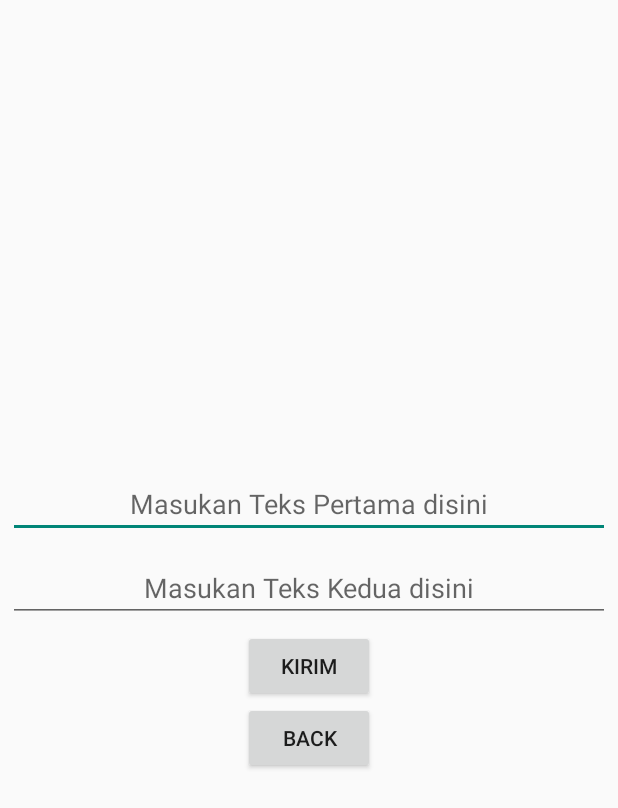
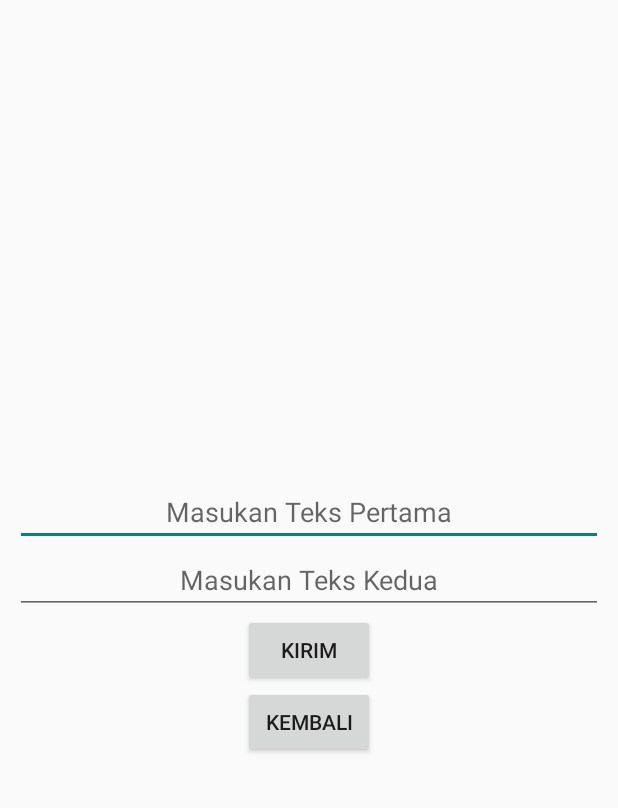
Before and after one commit to zarkuz/PembelajaranPPB, an Android app: the screen it shows after launch (TutorialFragmentActivity before the commit, FragmentTutorialActivity after it), after a tap on "FRAGMENT", on a phone screen of 412 x 824 dp. Shown: the top 808 px of the screen. Run offline under Robolectric (Android 15) with nearby library versions, the phone set to English and light mode, and no system bars.

Commit message:
Latihan Commit Pertama

```diff
--- a/app/src/main/AndroidManifest.xml
+++ b/app/src/main/AndroidManifest.xml
@@ -10,7 +10,7 @@
         android:supportsRtl="true"
         android:theme="@style/Theme.LayoutingTutorial">
         <activity
-            android:name=".TutorialFragmentActivity"
+            android:name=".FragmentTutorialActivity"
             android:exported="false" />
         <activity
             android:name=".ExplicitBundleIntentActivity"
@@ -28,9 +28,6 @@
             </intent-filter>
         </activity>
         <activity
-            android:name=".FragmentUjiActivity"
-            android:exported="false" />
-        <activity
             android:name=".MainActivity"
             android:exported="false" />
     </application>
--- /dev/null
+++ b/app/src/main/java/com/example/layoutingtutorial/FragmentTutorialActivity.kt
@@ -0,0 +1,24 @@
+package com.example.layoutingtutorial
+
+import androidx.appcompat.app.AppCompatActivity
+import android.os.Bundle
+import android.util.Log
+import androidx.fragment.app.FragmentActivity
+import com.example.layoutingtutorial.tutorialfragment.FragmentTutorialKirim
+
+class FragmentTutorialActivity : AppCompatActivity() {
+    override fun onCreate(savedInstanceState: Bundle?) {
+        super.onCreate(savedInstanceState)
+        setContentView(R.layout.activity_fragment_tutorial)
+        val mFragmentManager = supportFragmentManager
+        val mFragmentKirim = FragmentTutorialKirim()
+        val mFragment = mFragmentManager.findFragmentByTag(FragmentTutorialActivity::class.java.simpleName)
+        if (mFragment !is FragmentTutorialKirim){
+            Log.d("Contoh Fragment", "Fragment terattach: "+FragmentTutorialActivity::class.java.simpleName)
+            mFragmentManager
+                .beginTransaction()
+                .add(R.id.fta_fragmentku, mFragmentKirim, FragmentTutorialActivity::class.java.simpleName)
+                .commit()
+        }
+    }
+}
--- a/app/src/main/java/com/example/layoutingtutorial/HomeActivity.kt
+++ b/app/src/main/java/com/example/layoutingtutorial/HomeActivity.kt
@@ -19,9 +19,10 @@ class HomeActivity : AppCompatActivity() {
         val button_fragment: Button = findViewById(R.id.btn_fragment)
 
         button_fragment.setOnClickListener {
-            val intent = Intent(this, TutorialFragmentActivity::class.java)
+            val intent = Intent(this, FragmentTutorialActivity::class.java)
             startActivity(intent)
         }
+
         button_explicit.setOnClickListener {
             val intent = Intent(this, ExplicitIntentActivity::class.java)
             intent.putExtra("value_nama", edit_nama.text.toString())
--- a/app/src/main/java/com/example/layoutingtutorial/MainActivity.kt
+++ b/app/src/main/java/com/example/layoutingtutorial/MainActivity.kt
@@ -10,8 +10,5 @@ class MainActivity : AppCompatActivity() {
         super.onCreate(savedInstanceState)
         setContentView(R.layout.activity_main)
         val btnR3 = btn_r3
-        btnR3.setOnClickListener {
-            startActivity(Intent(this, FragmentUjiActivity::class.java))
-        }
     }
 }
--- a/app/src/main/java/com/example/layoutingtutorial/TutorialFragmentActivity.kt
+++ /dev/null
@@ -1,23 +0,0 @@
-package com.example.layoutingtutorial
-
-import androidx.appcompat.app.AppCompatActivity
-import android.os.Bundle
-import android.util.Log
-import com.example.layoutingtutorial.TutorialFragment.TutorialKirimFragment
-
-class TutorialFragmentActivity : AppCompatActivity() {
-    override fun onCreate(savedInstanceState: Bundle?) {
-        super.onCreate(savedInstanceState)
-        setContentView(R.layout.activity_tutorial_fragment)
-        val mFragmentManager = supportFragmentManager
-        val mFragmentKirim = TutorialKirimFragment()
-        val fragment = mFragmentManager.findFragmentByTag(TutorialFragmentActivity::class.java.simpleName)
-        if (fragment !is TutorialKirimFragment){
-            Log.d("My Flexible", "Fragment Name = " +TutorialFragmentActivity::class.java.simpleName)
-            mFragmentManager
-                .beginTransaction()
-                .add(R.id.tf_fragmentku, mFragmentKirim, TutorialFragmentActivity::class.java.simpleName)
-                .commit()
-        }
-    }
-}
--- a/app/src/main/java/com/example/layoutingtutorial/TutorialFragment/TutorialKirimFragment.kt
+++ b/app/src/main/java/com/example/layoutingtutorial/tutorialfragment/FragmentTutorialKirim.kt
@@ -1,4 +1,4 @@
-package com.example.layoutingtutorial.TutorialFragment
+package com.example.layoutingtutorial.tutorialfragment
 
 import android.content.Intent
 import android.os.Bundle
@@ -9,35 +9,32 @@ import android.view.ViewGroup
 import androidx.fragment.app.FragmentManager
 import com.example.layoutingtutorial.HomeActivity
 import com.example.layoutingtutorial.R
-import com.example.layoutingtutorial.TutorialFragmentActivity
 import kotlinx.android.synthetic.main.fragment_tutorial_kirim.*
 
-
-class TutorialKirimFragment : Fragment() {
+class FragmentTutorialKirim : Fragment() {
 
     override fun onViewCreated(view: View, savedInstanceState: Bundle?) {
         super.onViewCreated(view, savedInstanceState)
-        btn_ftk_kirim.setOnClickListener {
-            val nama = et_ftk_teks1.text.toString()
-            val nomor = et_ftk_teks2.text.toString()
-            val terimaFragment = TutorialTerimaFragment()
+        ftk_btn_kirim.setOnClickListener {
+            val tekspertama = ftk_et_teks1.text.toString()
+            val tekskedua = ftk_et_teks2.text.toString()
+            val terimaFragment = FragmentTutorialTerima()
             val bundle = Bundle()
-            bundle.putString("tekspertama", nama)
-            bundle.putString("tekskedua", nomor)
+            bundle.putString("idtekspertama", tekspertama)
+            bundle.putString("idtekskedua", tekskedua)
             terimaFragment.arguments = bundle
 
-            val fragmentMan = fragmentManager as FragmentManager
-            fragmentMan.beginTransaction()
-                .replace(R.id.tf_fragmentku, terimaFragment, TutorialFragmentActivity::class.java.simpleName)
+            val mFragmentManager = fragmentManager as FragmentManager
+            mFragmentManager.beginTransaction()
+                .replace(R.id.fta_fragmentku, terimaFragment, FragmentTutorialTerima::class.java.simpleName)
                 .addToBackStack(null)
                 .commit()
         }
-        btn_ftk_back.setOnClickListener {
-            val intent = Intent(activity,HomeActivity::class.java)
+        ftk_btn_kembali.setOnClickListener {
+            val intent = Intent(activity, HomeActivity::class.java)
             activity?.startActivity(intent)
         }
     }
-
     override fun onCreateView(
         inflater: LayoutInflater, container: ViewGroup?,
         savedInstanceState: Bundle?
--- a/app/src/main/res/layout/activity_tutorial_fragment.xml
+++ b/app/src/main/res/layout/activity_fragment_tutorial.xml
@@ -4,7 +4,7 @@
     xmlns:tools="http://schemas.android.com/tools"
     android:layout_width="match_parent"
     android:layout_height="match_parent"
-    tools:context=".TutorialFragmentActivity"
-    android:id="@+id/tf_fragmentku">
+    tools:context=".FragmentTutorialActivity"
+    android:id="@+id/fta_fragmentku">
 
 </androidx.constraintlayout.widget.ConstraintLayout>
--- a/app/src/main/res/layout/fragment_tutorial_kirim.xml
+++ b/app/src/main/res/layout/fragment_tutorial_kirim.xml
@@ -3,31 +3,31 @@
     xmlns:tools="http://schemas.android.com/tools"
     android:layout_width="match_parent"
     android:layout_height="match_parent"
-    tools:context=".TutorialFragment.TutorialKirimFragment"
+    tools:context=".tutorialfragment.FragmentTutorialKirim"
     android:orientation="vertical"
     android:gravity="center">
     <EditText
         android:layout_width="match_parent"
         android:layout_height="wrap_content"
-        android:layout_margin="5dp"
-        android:id="@+id/et_ftk_teks1"
-        android:hint="Masukan Teks Pertama disini"
+        android:id="@+id/ftk_et_teks1"
+        android:hint="Masukan Teks Pertama"
+        android:layout_marginHorizontal="10dp"
         android:textAlignment="center"/>
     <EditText
         android:layout_width="match_parent"
         android:layout_height="wrap_content"
-        android:layout_margin="5dp"
-        android:id="@+id/et_ftk_teks2"
-        android:hint="Masukan Teks Kedua disini"
+        android:id="@+id/ftk_et_teks2"
+        android:hint="Masukan Teks Kedua"
+        android:layout_marginHorizontal="10dp"
         android:textAlignment="center"/>
     <Button
         android:layout_width="wrap_content"
         android:layout_height="wrap_content"
-        android:id="@+id/btn_ftk_kirim"
-        android:text="Kirim"/>
+        android:text="Kirim"
+        android:id="@+id/ftk_btn_kirim"/>
     <Button
         android:layout_width="wrap_content"
         android:layout_height="wrap_content"
-        android:id="@+id/btn_ftk_back"
-        android:text="Back"/>
+        android:text="Kembali"
+        android:id="@+id/ftk_btn_kembali"/>
 </LinearLayout>
```
Also changed, not shown: app/src/main/java/com/example/layoutingtutorial/FragmentSatu.kt (deleted, +0 -47 lines), app/src/main/java/com/example/layoutingtutorial/FragmentUjiActivity.kt (deleted, +0 -23 lines), app/src/main/java/com/example/layoutingtutorial/ReadFragment.kt (deleted, +0 -34 lines), app/src/main/java/com/example/layoutingtutorial/tutorialfragment/FragmentTutorialTerima.kt (renamed from app/src/main/java/com/example/layoutingtutorial/TutorialFragment/TutorialTerimaFragment.kt, +11 -16 lines), app/src/main/res/layout/activity_fragment_uji.xml (deleted, +0 -10 lines), app/src/main/res/layout/fragment_read.xml (deleted, +0 -15 lines), app/src/main/res/layout/fragment_satu.xml (deleted, +0 -23 lines), app/src/main/res/layout/fragment_tutorial_terima.xml (+5 -4 lines).
